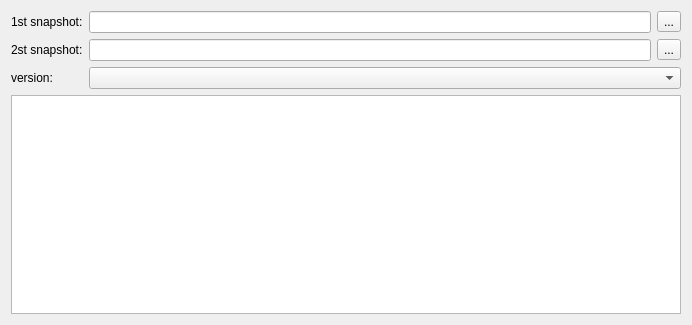
Above: apps/ui/differ/differ_widget.ui from AdamMinge/metis before the change. Below: the same form after it.
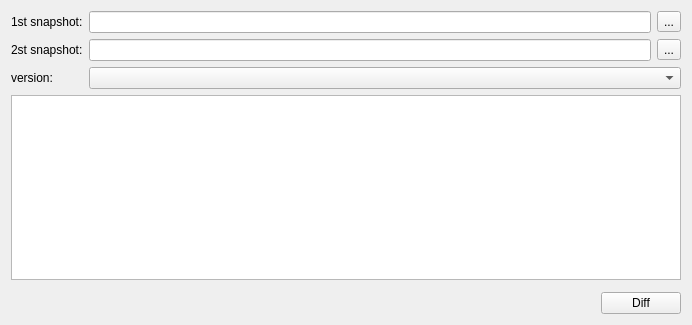
That is the form after the change. Custom widgets are drawn as their Qt base class.

Commit message: implement differ for version 1,2,3

Patch:
```diff
--- a/apps/ui/differ/differ_widget.ui
+++ b/apps/ui/differ/differ_widget.ui
@@ -65,8 +65,46 @@
    <item>
     <widget class="QTreeView" name="diff_view_tree"/>
    </item>
+   <item>
+    <widget class="ConsoleWidget" name="widget" native="true"/>
+   </item>
+   <item>
+    <layout class="QHBoxLayout" name="horizontalLayout">
+     <property name="topMargin">
+      <number>0</number>
+     </property>
+     <item>
+      <spacer name="horizontalSpacer">
+       <property name="orientation">
+        <enum>Qt::Orientation::Horizontal</enum>
+       </property>
+       <property name="sizeHint" stdset="0">
+        <size>
+         <width>40</width>
+         <height>20</height>
+        </size>
+       </property>
+      </spacer>
+     </item>
+     <item>
+      <widget class="QPushButton" name="diff_button">
+       <property name="text">
+        <string>Diff</string>
+       </property>
+      </widget>
+     </item>
+    </layout>
+   </item>
   </layout>
  </widget>
+ <customwidgets>
+  <customwidget>
+   <class>ConsoleWidget</class>
+   <extends>QWidget</extends>
+   <header>console_widget.h</header>
+   <container>1</container>
+  </customwidget>
+ </customwidgets>
  <resources/>
  <connections/>
 </ui>
```
The commit also changes 23 other files.
